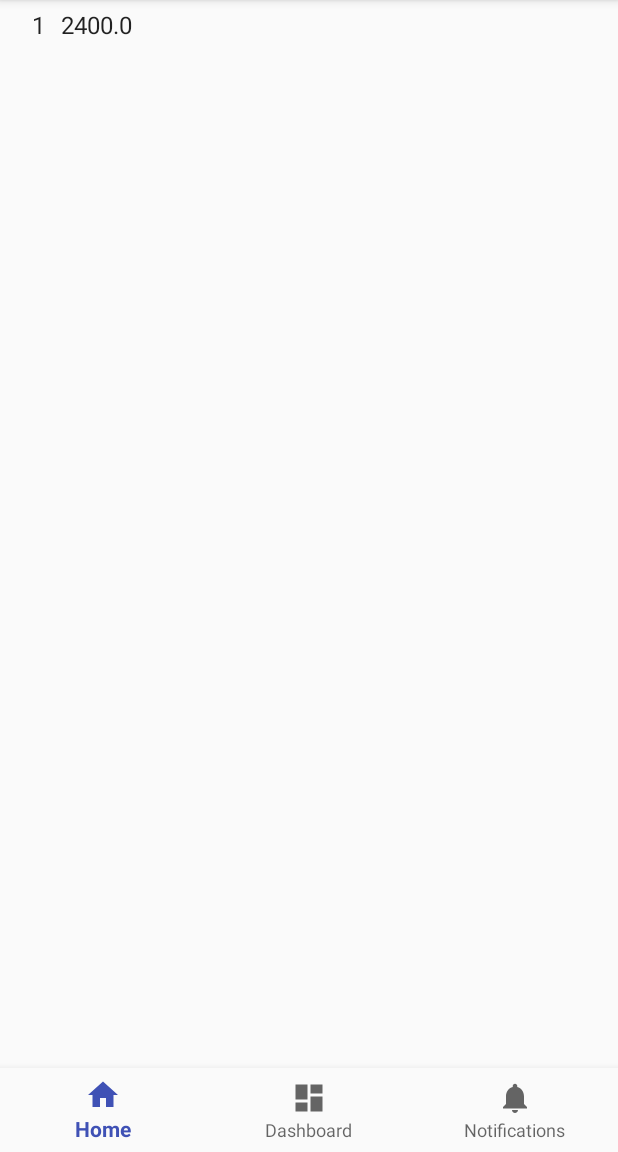
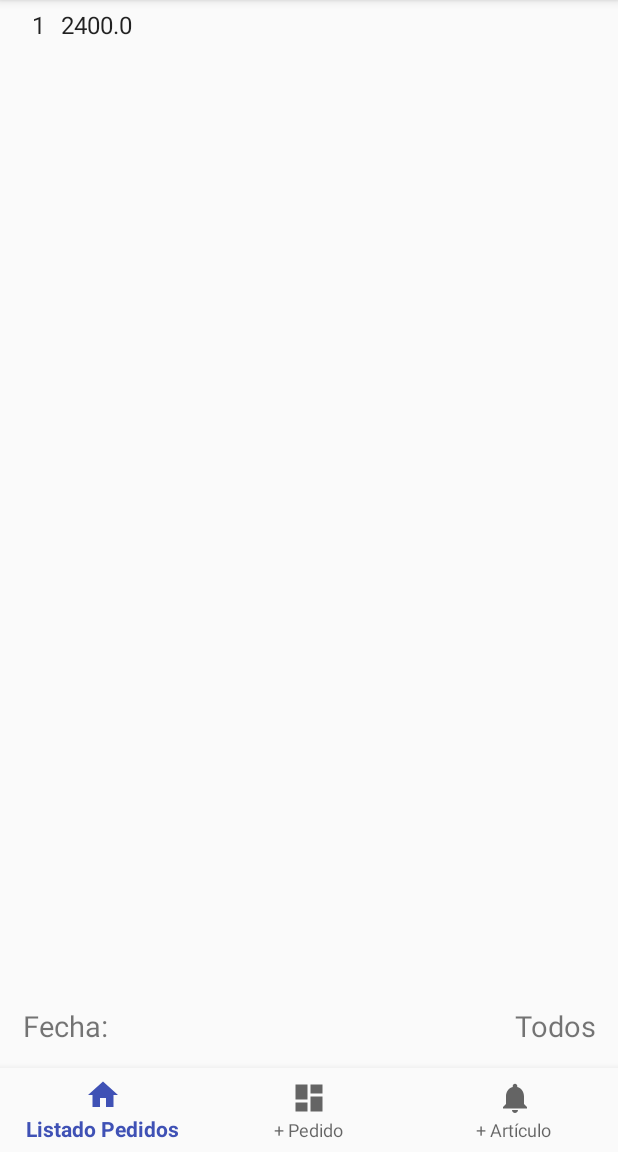
Before and after one commit to dengue8830/mvp, an Android app: the screen it shows after launch (MainActivity), on a phone screen of 412 x 824 dp, the part 84-1236 px from its top. Run offline under Robolectric (Android 15) with nearby library versions, the phone set to English and light mode, and no system bars; libraries missing offline, so code that uses them is left out: com.codetroopers.betterpickers.

Commit message:
agregado controles y fecha

```diff
--- a/app/build.gradle
+++ b/app/build.gradle
@@ -30,5 +30,6 @@ dependencies {
     compile 'com.android.support:support-vector-drawable:25.2.0'
     compile 'com.android.support:support-v4:25.2.0'
     compile 'com.google.android.gms:play-services-plus:10.2.0'
+    compile 'com.code-troopers.betterpickers:library:3.1.0'
     testCompile 'junit:junit:4.12'
 }
--- a/app/src/main/AndroidManifest.xml
+++ b/app/src/main/AndroidManifest.xml
@@ -13,7 +13,7 @@
         android:supportsRtl="true"
         android:theme="@style/AppTheme">
         <activity
-            android:name=".MainActivity"
+            android:name=".views.activities.MainActivity"
             android:label="@string/app_name">
             <intent-filter>
                 <action android:name="android.intent.action.MAIN" />
--- a/app/src/main/java/com/amla/examen2/MainActivity.java
+++ /dev/null
@@ -1,70 +0,0 @@
-package com.amla.examen2;
-
-
-import android.os.Bundle;
-import android.support.annotation.NonNull;
-import android.support.design.widget.BottomNavigationView;
-import android.support.v4.app.Fragment;
-import android.support.v7.app.AppCompatActivity;
-import android.view.MenuItem;
-
-import com.amla.examen2.views.fragments.ListadoPedidosFragment;
-import com.amla.examen2.views.fragments.NuevoArticuloFragment;
-import com.amla.examen2.views.fragments.NuevoPedidoFragment;
-import com.amla.examen2.model.vo.Pedido;
-
-public class MainActivity extends AppCompatActivity implements ListadoPedidosFragment.OnListFragmentInteractionListener{
-
-    private BottomNavigationView navigation;
-    private BottomNavigationView.OnNavigationItemSelectedListener mOnNavigationItemSelectedListener
-            = new BottomNavigationView.OnNavigationItemSelectedListener() {
-
-        @Override
-        public boolean onNavigationItemSelected(@NonNull MenuItem item) {
-            Fragment fragmentoGenerico;
-
-            switch (item.getItemId()) {
-                case R.id.navigation_home:
-                    fragmentoGenerico = ListadoPedidosFragment.newInstance();
-                    break;
-                case R.id.navigation_dashboard:
-                    fragmentoGenerico = NuevoPedidoFragment.newInstance();
-                    break;
-                case R.id.navigation_notifications:
-                    fragmentoGenerico = NuevoArticuloFragment.newInstance();
-                    break;
-                default:
-                    fragmentoGenerico = ListadoPedidosFragment.newInstance();
-            }
-
-            getSupportFragmentManager()
-                    .beginTransaction()
-                    .replace(R.id.fragment_container, fragmentoGenerico).commit();
-
-            return true;
-        }
-
-    };
-
-    @Override
-    protected void onCreate(Bundle savedInstanceState) {
-        super.onCreate(savedInstanceState);
-        setContentView(R.layout.activity_main);
-
-        navigation = (BottomNavigationView) findViewById(R.id.navigation);
-        navigation.setOnNavigationItemSelectedListener(mOnNavigationItemSelectedListener);
-        navegarHaciaPrimerTab();
-    }
-
-    private void navegarHaciaPrimerTab() {
-        navigation.getMenu().findItem(R.id.navigation_home).setChecked(true);
-        getSupportFragmentManager()
-                .beginTransaction()
-                .replace(R.id.fragment_container, ListadoPedidosFragment.newInstance()).commit();
-    }
-
-    @Override
-    public void onListFragmentInteraction(Pedido item) {
-        System.out.println("el pedido es: "+item.getId());
-    }
-}
--- a/app/src/main/java/com/amla/examen2/model/service/PedidoService.java
+++ b/app/src/main/java/com/amla/examen2/model/service/PedidoService.java
@@ -4,6 +4,8 @@ import com.amla.examen2.model.vo.LineaPedido;
 import com.amla.examen2.model.vo.Pedido;
 
 import java.util.ArrayList;
+import java.util.Calendar;
+import java.util.Date;
 import java.util.List;
 
 /**
@@ -14,19 +16,39 @@ public class PedidoService {
     private static List<Pedido> pedidos = new ArrayList<>();
 
     static {
+        List<LineaPedido> lineasPedido = new ArrayList<>();
         LineaPedido lineaPedido = new LineaPedido();
         lineaPedido.setArticulo(ArticuloService.getArticulos().get(0));
         lineaPedido.setCantidad(12);
-        lineaPedido.setId(1);
-
-        List<LineaPedido> lineaPedidos = new ArrayList<>();
-        lineaPedidos.add(lineaPedido);
-        pedidos.add(new Pedido(1, lineaPedidos));
+        lineaPedido.setId(lineasPedido.size()+1);
+        lineasPedido.add(lineaPedido);
+        pedidos.add(new Pedido(pedidos.size()+1, lineasPedido));
     }
 
     public static List<Pedido> getPedidos(){
+        return pedidos;
+    }
 
-        return pedidos;
+    public static List<Pedido> getPedidos(Calendar fecha){
+        List<Pedido> pedidosFiltrados = new ArrayList<>();
+
+        for (Pedido pedido : pedidos) {
+            if(sonDelMismoDia(pedido.getFecha(), fecha)){
+                pedidosFiltrados.add(pedido);
+            }
+        }
+
+        return pedidosFiltrados;
+    }
+
+    private static boolean sonDelMismoDia(Calendar fecha1, Calendar fecha2) {
+        int a = fecha1.get(Calendar.DAY_OF_MONTH);
+        int b= fecha2.get(Calendar.DAY_OF_MONTH);
+        int c = fecha1.get(Calendar.MONTH);
+        int d = fecha2.get(Calendar.MONTH);
+        int e = fecha1.get(Calendar.YEAR);
+        int f = fecha2.get(Calendar.YEAR);
+        return fecha1.get(Calendar.DAY_OF_MONTH) == fecha2.get(Calendar.DAY_OF_MONTH) && fecha1.get(Calendar.MONTH) == fecha2.get(Calendar.MONTH) && fecha1.get(Calendar.YEAR) == fecha2.get(Calendar.YEAR);
     }
 
     public static void addPedido(List<LineaPedido> lineasPedido) {
--- a/app/src/main/java/com/amla/examen2/model/vo/Pedido.java
+++ b/app/src/main/java/com/amla/examen2/model/vo/Pedido.java
@@ -1,18 +1,20 @@
 package com.amla.examen2.model.vo;
 
+import java.util.Calendar;
+import java.util.Date;
 import java.util.List;
-
-/**
- * Created by dengue8830 on 3/16/17.
- */
 
 public class Pedido {
     private int id;
+    private Calendar fecha;
     private List<LineaPedido> lineasPedido;
 
     public Pedido(int id, List<LineaPedido> lineasPedido) {
         this.id = id;
         this.lineasPedido = lineasPedido;
+        this.fecha = Calendar.getInstance();
+//        this.fecha.set(Calendar.HOUR_OF_DAY, 0);
+//        this.fe
     }
 
     public int getId() {
@@ -31,6 +33,14 @@ public class Pedido {
         this.lineasPedido = lineasPedido;
     }
 
+    public Calendar getFecha() {
+        return fecha;
+    }
+
+    public void setFecha(Calendar fecha) {
+        this.fecha = fecha;
+    }
+
     public double getTotal(){
         if(lineasPedido == null || lineasPedido.isEmpty())
             return 0;
--- a/app/src/main/java/com/amla/examen2/presenter/ListadoPedidosPresenter.java
+++ b/app/src/main/java/com/amla/examen2/presenter/ListadoPedidosPresenter.java
@@ -2,16 +2,55 @@ package com.amla.examen2.presenter;
 
 import com.amla.examen2.model.service.PedidoService;
 import com.amla.examen2.model.vo.Pedido;
+import com.amla.examen2.views.fragments.ListadoPedidosFragment;
+import com.codetroopers.betterpickers.datepicker.DatePickerDialogFragment;
 
+import java.text.SimpleDateFormat;
+import java.util.ArrayList;
+import java.util.Calendar;
 import java.util.List;
+import java.util.Locale;
 
-public class ListadoPedidosPresenter {
+public class ListadoPedidosPresenter implements DatePickerDialogFragment.DatePickerDialogHandler {
+    private ListadoPedidosFragment mView;
+    private List<Pedido> mPedidos;
+
+    public ListadoPedidosPresenter(ListadoPedidosFragment view){
+        mView = view;
+        mPedidos = new ArrayList<>();
+        for (Pedido pedido : PedidoService.getPedidos()) {
+            mPedidos.add(pedido);
+        }
+    }
 
     public List<Pedido> getPedidos(){
-        return PedidoService.getPedidos();
+        return mPedidos;
     }
 
-//    interface ListadoPedidosView {
-//
-//    }
+    @Override
+    public void onDialogDateSet(int reference, int year, int monthOfYear, int dayOfMonth) {
+        Calendar fecha = Calendar.getInstance();
+        fecha.set(Calendar.DAY_OF_MONTH, dayOfMonth);
+        fecha.set(Calendar.MONTH, monthOfYear);
+        fecha.set(Calendar.YEAR, year);
+
+        mPedidos.clear();
+        List<Pedido> pedidosFiltrados = PedidoService.getPedidos(fecha);
+
+        for (Pedido pedido : pedidosFiltrados) {
+            mPedidos.add(pedido);
+        }
+
+        mView.updateListado();
+
+        String myFormat = "dd/MM/yyyy";
+        SimpleDateFormat sdf = new SimpleDateFormat(myFormat, Locale.US);
+
+        mView.updateFechaFiltroTextView(sdf.format(fecha.getTime()));
+    }
+
+    public void filtroFechaSeleccionado() {
+        Calendar hoy = Calendar.getInstance();
+        mView.abrirDialogFecha(hoy.get(Calendar.DAY_OF_MONTH), hoy.get(Calendar.MONTH), hoy.get(Calendar.YEAR));
+    }
 }
--- /dev/null
+++ b/app/src/main/java/com/amla/examen2/presenter/MainPresenter.java
@@ -0,0 +1,25 @@
+package com.amla.examen2.presenter;
+
+import com.amla.examen2.views.activities.MainActivity;
+
+/**
+ * Created by dengue8830 on 3/17/17.
+ */
+
+public class MainPresenter {
+    private MainActivity mMainActivity;
+
+    public MainPresenter(MainActivity mainActivity) {
+        mMainActivity = mainActivity;
+    }
+
+    public void opcionClickeada(int itemId, final int nuevoPedidoOption, int listaPedidosOption, int nuevoArticuloOption){
+        if (itemId == listaPedidosOption){
+            mMainActivity.navegarListaPedidos();
+        } else if (itemId == nuevoPedidoOption) {
+            mMainActivity.navegarNuevoPedido();
+        } else  if (itemId == nuevoArticuloOption) {
+            mMainActivity.navegarNuevoArticulo();
+        }
+    }
+}
--- /dev/null
+++ b/app/src/main/java/com/amla/examen2/views/activities/MainActivity.java
@@ -0,0 +1,65 @@
+package com.amla.examen2.views.activities;
+
+
+import android.os.Bundle;
+import android.support.annotation.NonNull;
+import android.support.design.widget.BottomNavigationView;
+import android.support.v4.app.Fragment;
+import android.support.v7.app.AppCompatActivity;
+import android.view.MenuItem;
+
+import com.amla.examen2.R;
+import com.amla.examen2.presenter.MainPresenter;
+import com.amla.examen2.views.fragments.ListadoPedidosFragment;
+import com.amla.examen2.views.fragments.NuevoArticuloFragment;
+import com.amla.examen2.views.fragments.NuevoPedidoFragment;
+
+public class MainActivity extends AppCompatActivity{
+
+    private BottomNavigationView navigation;
+    private MainPresenter mPresenter;
+
+    @Override
+    protected void onCreate(Bundle savedInstanceState) {
+        super.onCreate(savedInstanceState);
+        setContentView(R.layout.activity_main);
+        mPresenter = new MainPresenter(this);
+
+        navigation = (BottomNavigationView) findViewById(R.id.navigation);
+        navigation.setOnNavigationItemSelectedListener(new BottomNavigationView.OnNavigationItemSelectedListener() {
+
+            @Override
+            public boolean onNavigationItemSelected(@NonNull MenuItem item) {
+                mPresenter.opcionClickeada(item.getItemId(), R.id.navigation_nuevo_pedido, R.id.navigation_listado_pedidos, R.id.navigation_nuevo_articulo);
+                return true;
+            }
+
+        });
+        navegarHaciaPrimerTab();
+    }
+
+    private void navegarHaciaPrimerTab() {
+        navigation.getMenu().findItem(R.id.navigation_listado_pedidos).setChecked(true);
+        navegarListaPedidos();
+    }
+
+    public void navegarListaPedidos() {
+        navegarHacia(ListadoPedidosFragment.newInstance());
+    }
+
+
+    public void navegarNuevoPedido() {
+        navegarHacia(NuevoPedidoFragment.newInstance());
+    }
+
+    public void navegarNuevoArticulo() {
+        navegarHacia(NuevoArticuloFragment.newInstance());
+    }
+
+    public void navegarHacia(Fragment fragment) {
+        getSupportFragmentManager()
+                .beginTransaction()
+                .replace(R.id.fragment_container, fragment)
+                .commit();
+    }
+}
--- a/app/src/main/java/com/amla/examen2/views/fragments/ListadoPedidosFragment.java
+++ b/app/src/main/java/com/amla/examen2/views/fragments/ListadoPedidosFragment.java
@@ -8,31 +8,32 @@ import android.support.v7.widget.RecyclerView;
 import android.view.LayoutInflater;
 import android.view.View;
 import android.view.ViewGroup;
+import android.widget.TextView;
 
 import com.amla.examen2.R;
 import com.amla.examen2.adapters.ListadoPedidosAdapter;
-import com.amla.examen2.model.service.PedidoService;
 import com.amla.examen2.presenter.ListadoPedidosPresenter;
+import com.codetroopers.betterpickers.datepicker.DatePickerBuilder;
 
 public class ListadoPedidosFragment extends Fragment {
-    private ListadoPedidosPresenter presenter;
+    private ListadoPedidosPresenter mPresenter;
+    private ListadoPedidosAdapter mAdapter;
+    private TextView tvFiltroFecha;
 
     /**
-     * Mandatory empty constructor for the fragment manager to instantiate the
-     * fragment (e.g. upon screen orientation changes).
+     * Mandatory empty constructor
      */
     public ListadoPedidosFragment() {
     }
 
     public static ListadoPedidosFragment newInstance() {
-        ListadoPedidosFragment fragment = new ListadoPedidosFragment();
-        return fragment;
+        return new ListadoPedidosFragment();
     }
 
     @Override
     public void onCreate(Bundle savedInstanceState) {
         super.onCreate(savedInstanceState);
-        presenter = new ListadoPedidosPresenter();
+        mPresenter = new ListadoPedidosPresenter(this);
     }
 
     @Override
@@ -40,10 +41,38 @@ public class ListadoPedidosFragment extends Fragment {
         View view = inflater.inflate(R.layout.fragment_listadopedidos_list, container, false);
 
         Context context = view.getContext();
-        RecyclerView recyclerView = (RecyclerView) view;
+        RecyclerView recyclerView = (RecyclerView) view.findViewById(R.id.listaPedidos);
         recyclerView.setLayoutManager(new LinearLayoutManager(context));
-        recyclerView.setAdapter(new ListadoPedidosAdapter(PedidoService.getPedidos()));
+        mAdapter = new ListadoPedidosAdapter(mPresenter.getPedidos());
+        recyclerView.setAdapter(mAdapter);
 
+        tvFiltroFecha = (TextView) view.findViewById(R.id.filtroFecha);
+        tvFiltroFecha.setOnClickListener(new View.OnClickListener() {
+            @Override
+            public void onClick(View v) {
+                mPresenter.filtroFechaSeleccionado();
+            }
+        });
         return view;
     }
+
+    public void abrirDialogFecha(int diaDelMes, int mesDelAno, int ano){
+        DatePickerBuilder dpb = new DatePickerBuilder()
+                .setFragmentManager(getActivity().getSupportFragmentManager())
+                .setStyleResId(R.style.BetterPickersDialogFragment_Light)
+                .setDayOfMonth(diaDelMes)
+                .setMonthOfYear(mesDelAno)
+                .setYear(ano)
+                .setYearOptional(false)
+                .addDatePickerDialogHandler(mPresenter);
+        dpb.show();
+    }
+
+    public void updateListado() {
+        mAdapter.notifyDataSetChanged();
+    }
+
+    public void updateFechaFiltroTextView(String fechaFiltro) {
+        tvFiltroFecha.setText(fechaFiltro);
+    }
 }
--- a/app/src/main/res/layout/activity_main.xml
+++ b/app/src/main/res/layout/activity_main.xml
@@ -6,7 +6,7 @@
     android:layout_width="match_parent"
     android:layout_height="match_parent"
     android:orientation="vertical"
-    tools:context="com.amla.examen2.MainActivity">
+    tools:context="com.amla.examen2.views.activities.MainActivity">
 
     <FrameLayout
         android:id="@+id/fragment_container"
--- a/app/src/main/res/layout/fragment_listadopedidos_list.xml
+++ b/app/src/main/res/layout/fragment_listadopedidos_list.xml
@@ -1,13 +1,45 @@
 <?xml version="1.0" encoding="utf-8"?>
-<android.support.v7.widget.RecyclerView xmlns:android="http://schemas.android.com/apk/res/android"
+<RelativeLayout xmlns:android="http://schemas.android.com/apk/res/android"
     xmlns:app="http://schemas.android.com/apk/res-auto"
     xmlns:tools="http://schemas.android.com/tools"
-    android:id="@+id/list"
+    android:layout_width="fill_parent"
+    android:layout_height="wrap_content"
+    android:orientation="vertical">
+
+    <LinearLayout
+        android:id="@+id/ll_filtros"
+        android:layout_width="match_parent"
+        android:layout_height="wrap_content"
+        android:orientation="horizontal"
+        android:layout_alignParentBottom="true">
+        <TextView
+            android:layout_width="wrap_content"
+            android:layout_height="wrap_content"
+            android:text="Fecha:"
+            android:textSize="19sp"
+            android:layout_margin="15dp"/>
+        <TextView
+            android:id="@+id/filtroFecha"
+            android:layout_height="wrap_content"
+            android:layout_width="wrap_content"
+            android:layout_weight="0.75"
+            android:ems="10"
+            android:textSize="19sp"
+            android:text="Todos"
+            android:gravity="end"
+            android:layout_margin="15dp"/>
+    </LinearLayout>
+
+    <android.support.v7.widget.RecyclerView
+        android:id="@+id/listaPedidos"
         android:name="com.amla.examen.fragments.ListadoPedidosFragment"
         android:layout_width="match_parent"
-    android:layout_height="match_parent"
+        android:layout_height="wrap_content"
         android:layout_marginLeft="16dp"
         android:layout_marginRight="16dp"
         app:layoutManager="LinearLayoutManager"
         tools:context="com.amla.examen.fragments.ListadoPedidosFragment"
-    tools:listitem="@layout/fragment_listadopedidos_item" />
+        tools:listitem="@layout/fragment_listadopedidos_item"
+        android:layout_alignParentTop="true"
+        android:layout_above="@+id/ll_filtros"/>
+</RelativeLayout>
--- a/app/src/main/res/layout/fragment_nuevo_articulo.xml
+++ b/app/src/main/res/layout/fragment_nuevo_articulo.xml
@@ -7,7 +7,8 @@
     <LinearLayout
         android:layout_width="fill_parent"
         android:layout_height="wrap_content"
-        android:orientation="vertical">
+        android:orientation="vertical"
+        android:layout_margin="15dp">
 
         <LinearLayout
             android:layout_width="fill_parent"
--- a/app/src/main/res/menu/navigation.xml
+++ b/app/src/main/res/menu/navigation.xml
@@ -2,18 +2,18 @@
 <menu xmlns:android="http://schemas.android.com/apk/res/android">
 
     <item
-        android:id="@+id/navigation_home"
+        android:id="@+id/navigation_listado_pedidos"
         android:icon="@drawable/ic_home_black_24dp"
-        android:title="@string/title_home" />
+        android:title="@string/option_listado_pedidos" />
 
     <item
-        android:id="@+id/navigation_dashboard"
+        android:id="@+id/navigation_nuevo_pedido"
         android:icon="@drawable/ic_dashboard_black_24dp"
-        android:title="@string/title_dashboard" />
+        android:title="@string/option_nuevo_pedido" />
 
     <item
-        android:id="@+id/navigation_notifications"
+        android:id="@+id/navigation_nuevo_articulo"
         android:icon="@drawable/ic_notifications_black_24dp"
-        android:title="@string/title_notifications" />
+        android:title="@string/option_nuevo_articulo" />
 
 </menu>
--- a/app/src/main/res/values/strings.xml
+++ b/app/src/main/res/values/strings.xml
@@ -1,9 +1,6 @@
 <resources>
     <string name="app_name">Examen2</string>
-    <string name="title_home">Home</string>
-    <string name="title_dashboard">Dashboard</string>
-    <string name="title_notifications">Notifications</string>
-
-    <!-- TODO: Remove or change this placeholder text -->
-    <string name="hello_blank_fragment">Hello blank fragment</string>
+    <string name="option_listado_pedidos">Listado Pedidos</string>
+    <string name="option_nuevo_pedido">+ Pedido</string>
+    <string name="option_nuevo_articulo">+ Artículo</string>
 </resources>
```
Also changed, not shown: app/src/main/java/com/amla/examen2/presenter/NuevoArticuloPresenter.java (+15 -0 lines), app/src/main/java/com/amla/examen2/presenter/NuevoPedidoPresenter.java (+14 -0 lines), app/src/main/java/com/amla/examen2/views/fragments/NuevoArticuloFragment.java (+12 -0 lines), app/src/main/java/com/amla/examen2/views/fragments/NuevoPedidoFragment.java (+8 -0 lines), app/src/main/java/com/amla/examen2/views/fragments/presentador/PedidoModel.java (deleted, +0 -72 lines). Lines whose indentation alone changed are shown as unchanged.
